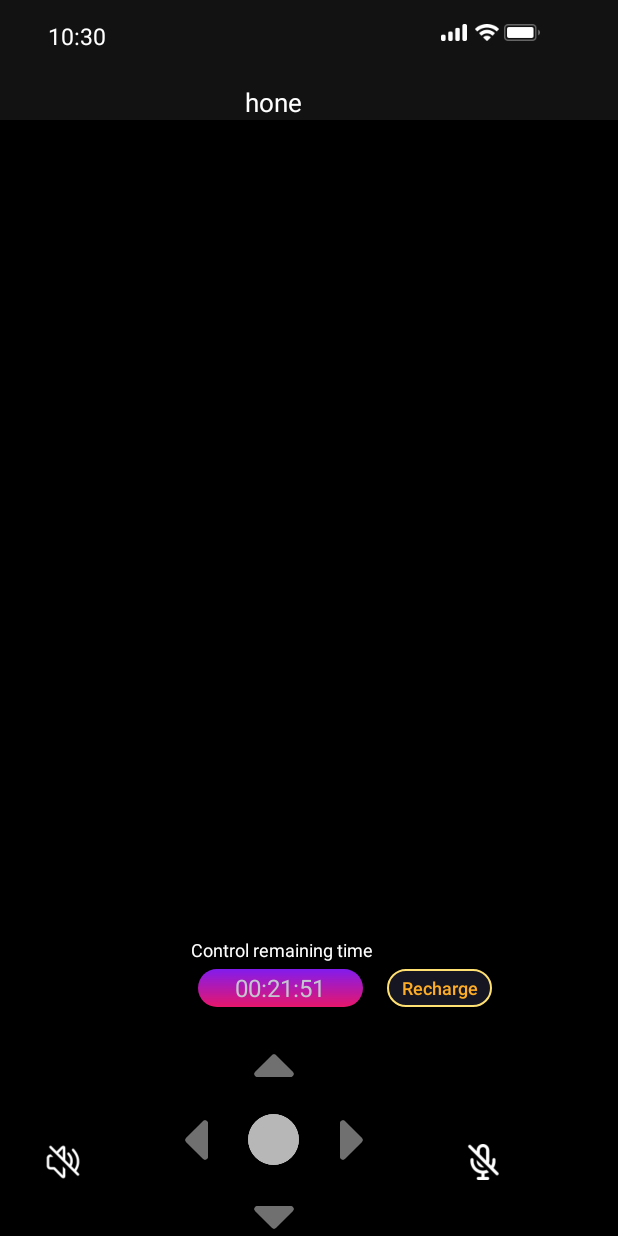
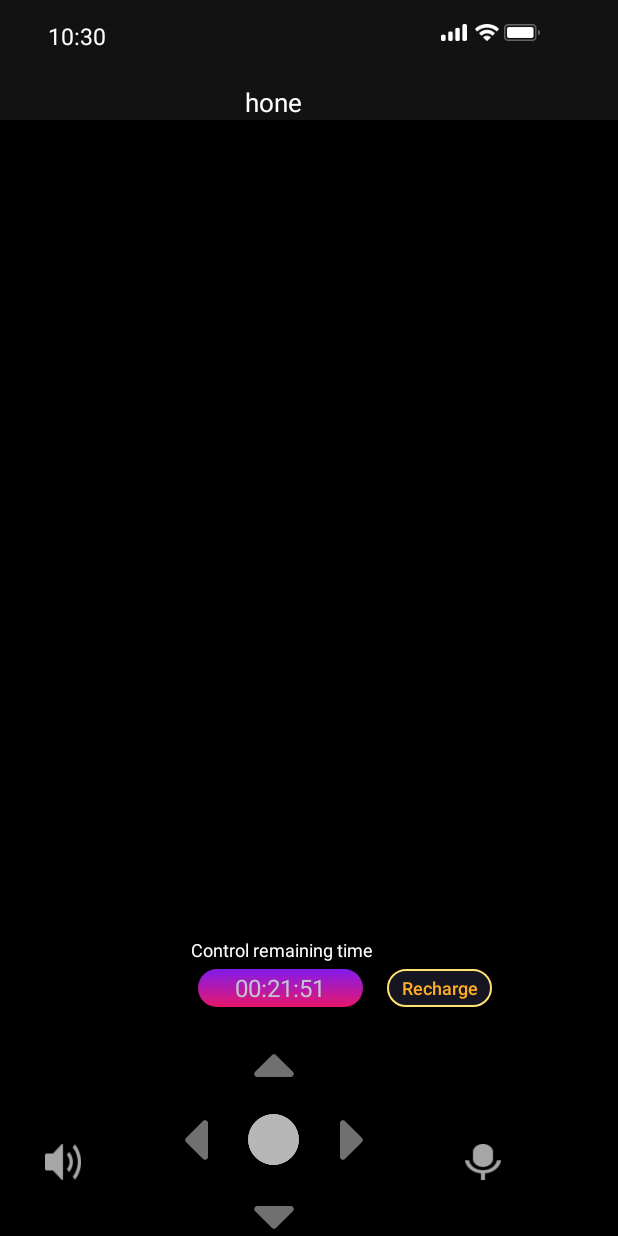
Before and after one commit to brickmove/RobotLive, an Android app: the fragment LiveFragment placed in its activity, on a phone screen of 412 x 824 dp. Run offline under Robolectric (Android 15) with nearby library versions, the phone set to English and light mode, and no system bars; our stand-ins replace EventBus, RxJava, data binding; libraries missing offline, so code that uses them is left out: com.blankj.utilcode, me.jessyan.retrofiturlmanager.

Commit message:
新增播放端音频输入输出静音功能

```diff
--- a/app/src/main/res/layout/fragment_live.xml
+++ b/app/src/main/res/layout/fragment_live.xml
@@ -68,7 +68,7 @@
         android:layout_marginStart="30dp"
         app:layout_constraintStart_toStartOf="parent"
         app:layout_constraintTop_toBottomOf="@id/wv_live"
-        android:background="@drawable/voice_output" />
+        android:background="@drawable/voice_output_open" />
 
     <ImageButton
         android:id="@+id/bt_voice_input"
@@ -78,7 +78,7 @@
         android:layout_marginStart="310dp"
         app:layout_constraintStart_toStartOf="parent"
         app:layout_constraintTop_toBottomOf="@id/wv_live"
-        android:background="@drawable/voice_input" />
+        android:background="@drawable/voice_input_open" />
 
     <!--摇杆-->
     <include
```
Also changed, not shown: app/src/main/java/com/ciot/robotlive/ui/fragment/LiveFragment.kt (+25 -0 lines), app/src/main/res/drawable/voice_input_close.png (added), app/src/main/res/drawable/voice_input_open.png (added), app/src/main/res/drawable/voice_output_close.png (added), app/src/main/res/drawable/voice_output_open.png (added).
